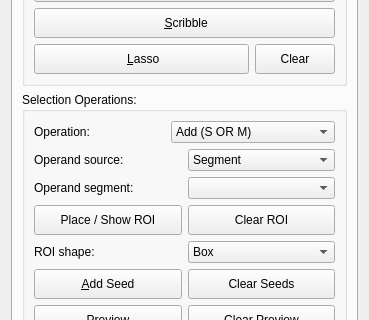
Old version of the form slicer_plugin/SlicerNNInteractive/Resources/UI/SlicerNNInteractive.ui in the repository coendevente/SlicerNNInteractive; both pictures show x 0 to 369 and y 315 to 635 of the 369 by 865 pixel window.
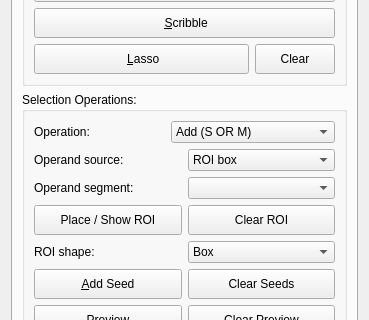
New version of the form. Custom widgets are drawn as their Qt base class.

Commit message: Selection Operations: reorder source dropdown and tidy switch behavior

```diff
--- a/slicer_plugin/SlicerNNInteractive/Resources/UI/SlicerNNInteractive.ui
+++ b/slicer_plugin/SlicerNNInteractive/Resources/UI/SlicerNNInteractive.ui
@@ -341,11 +341,6 @@
                 <property name="toolTip">
                  <string>Where the operand mask comes from.</string>
                 </property>
-                <item>
-                 <property name="text">
-                  <string>Segment</string>
-                 </property>
-                </item>
                 <item>
                  <property name="text">
                   <string>ROI box</string>
```
Left out of the diff: 5 changed lines with no effect on the pictures. The commit also changes 2 other files.
